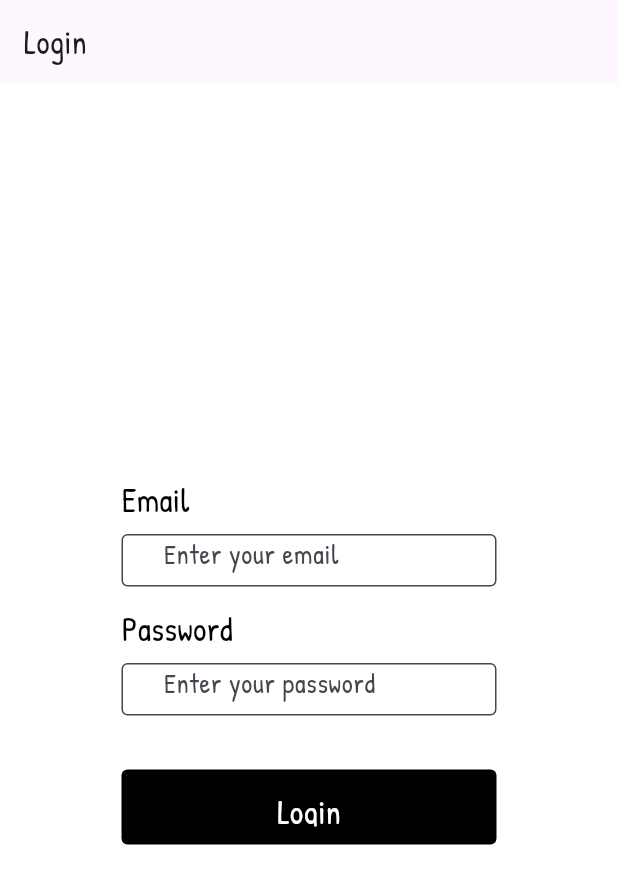
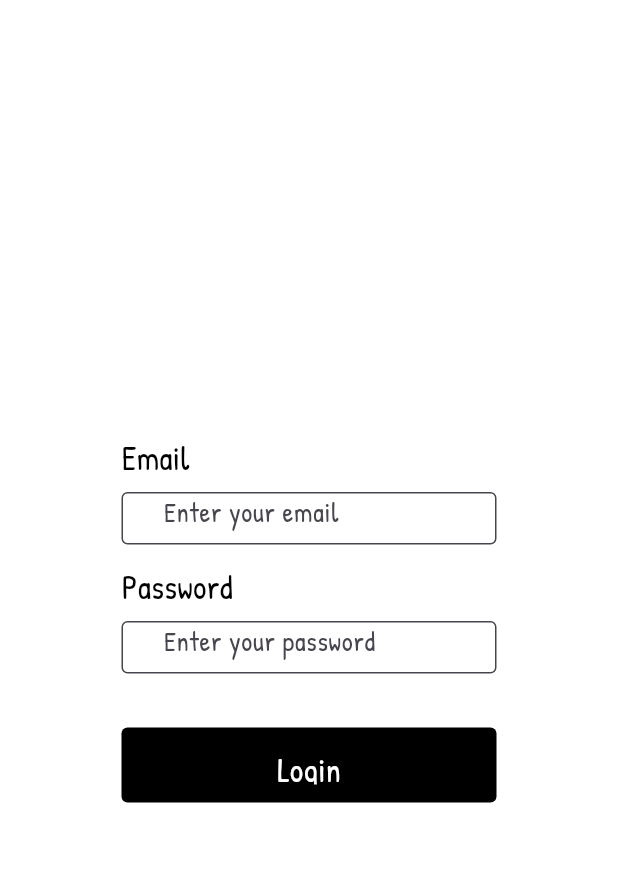
Before and after one commit to Nymmpy/nymmp_front, a Flutter app: the screen it shows after launch, after a tap on "Sign In", on a phone screen of 412 x 824 dp. Shown: the top 884 px of the screen. Run offline on Flutter 3.47's test engine with Material 3 defaults, Android fonts, the phone set to English and light mode, and no system bars; our stand-ins replace flutter_svg, go_router.

Commit message:
fix: delete app bar about home

```diff
--- a/lib/pages/home_page.dart
+++ b/lib/pages/home_page.dart
@@ -6,7 +6,6 @@ class HomePage extends StatelessWidget {
   @override
   Widget build(BuildContext context) {
     return Scaffold(
-      appBar: AppBar(title: Text('Welcome to Nymmp')),
       body: Center(
         child: Column(
           mainAxisAlignment: MainAxisAlignment.center,
--- a/lib/pages/login_page.dart
+++ b/lib/pages/login_page.dart
@@ -6,7 +6,6 @@ class LoginPage extends StatelessWidget {
   @override
   Widget build(BuildContext context) {
     return Scaffold(
-      appBar: AppBar(title: Text('Login')),
       body: Container(
         width: MediaQuery.of(context).size.width, // 전체 너비 설정
         height: MediaQuery.of(context).size.height,
--- a/lib/pages/signup_page.dart
+++ b/lib/pages/signup_page.dart
@@ -6,7 +6,6 @@ class SignUpPage extends StatelessWidget {
   @override
   Widget build(BuildContext context) {
     return Scaffold(
-      appBar: AppBar(title: Text('Sign Up')),
       body: Center(
         // Center 위젯으로 감쌈
         child: SingleChildScrollView(
```
